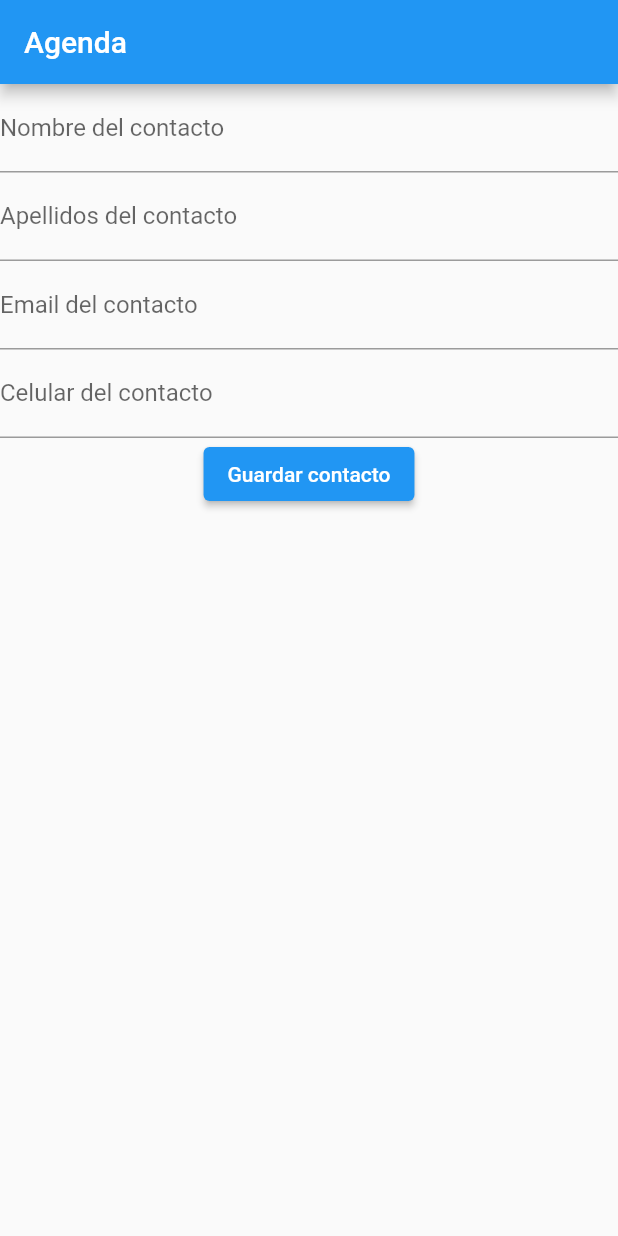
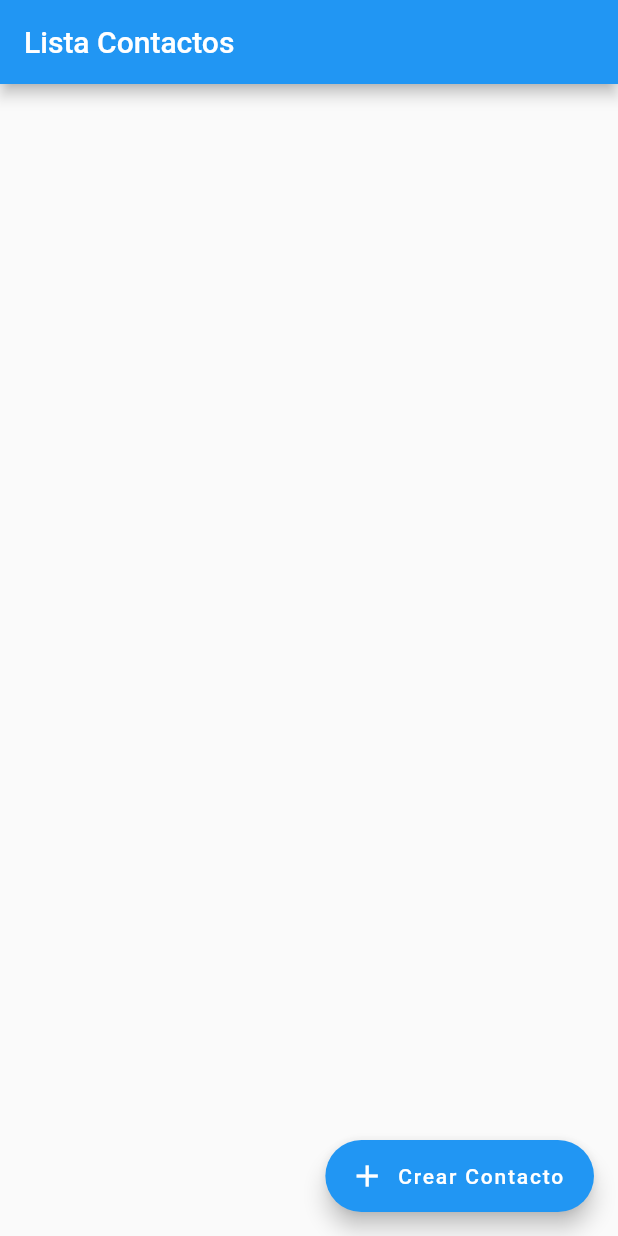
Before and after one commit to nvelezunilasallista/agenda, a Flutter app: the screen it shows after launch, on a phone screen of 412 x 824 dp. Run offline on Flutter 3.47's test engine with Material 2 defaults, Android fonts, the phone set to English and light mode, and no system bars; our stand-ins replace sqflite; accounts and stored records are empty.

```diff
--- /dev/null
+++ b/lib/contactModel.dart
@@ -0,0 +1,26 @@
+import 'dart:convert';
+
+class ContactModel{
+    String id = "";
+    String nombre = "";
+    String apellidos = "";
+    String email = "";
+    String telefono = "";
+
+    ContactModel(Map jsonResponse){
+      this.id = jsonResponse["_id"];
+      this.nombre  = jsonResponse["nombre"];
+      this.apellidos  = jsonResponse["apellidos"];
+      this.email  = jsonResponse["email"];
+      this.telefono  = jsonResponse["telefono"];
+    }
+
+    ContactModel.fromValues(String nombre, String apellidos, String email, String telefono){
+      this.id = "";
+      this.nombre  = nombre;
+      this.apellidos  = apellidos;
+      this.email  = email;
+      this.telefono  = telefono;
+    }
+
+}
--- /dev/null
+++ b/lib/contactProvider.dart
@@ -0,0 +1,52 @@
+import 'dart:io';
+
+import 'package:agenda/contactModel.dart';
+import 'package:agenda/contactResponseModel.dart';
+import 'package:path_provider/path_provider.dart';
+import 'package:path/path.dart';
+import 'package:sqflite/sqflite.dart';
+
+class ContactProviderDB{
+
+  Database? db;
+
+  ContactProviderDB();
+
+  init() async{
+    Directory applicationDirectory =
+                        await getApplicationDocumentsDirectory();
+
+    var fullPath = join(applicationDirectory.path, "Contacts.db");
+
+    this.db = await openDatabase(fullPath, onCreate: (Database newDb, int version){
+      return newDb.execute("""
+      CREATE TABLE Contactos(
+        _id TEXT,
+        nombre TEXT,
+        apellidos TEXT,
+        email TEXT,
+        telefono TEXT);
+      """);
+    }, version: 1);
+  }
+
+  agregarContacto(ContactModel contacto) async{
+    await this.db!.rawInsert("""
+      INSERT INTO Contactos(_id, nombre, apellidos, email, telefono)
+      VALUES (?,?,?,?,?)
+    """,[contacto.id, contacto.nombre, contacto.apellidos, contacto.email, contacto.telefono]);
+  }
+
+  Future<ContactResponseModel> obtenerContactos() async{
+    var results = await this.db!.rawQuery("""
+     SELECT * FROM Contactos ORDER BY nombre, apellidos
+     """);
+
+    ContactResponseModel response = ContactResponseModel.fromDB(results);
+
+    return response;
+  }
+
+
+
+}
--- /dev/null
+++ b/lib/contactResponseModel.dart
@@ -0,0 +1,21 @@
+import 'dart:convert';
+
+import 'package:agenda/contactModel.dart';
+
+class ContactResponseModel{
+
+  List<ContactModel> listaContactos = <ContactModel>[];
+
+  ContactResponseModel.empty(){
+    this.listaContactos = List.empty();
+  }
+
+  ContactResponseModel.fromDB(List<Map> resultadosQuery){
+    for (int i = 0; i < resultadosQuery.length; i++){
+      var resultado = resultadosQuery[i];
+      ContactModel contacto = ContactModel(resultado);
+      this.listaContactos.add(contacto);
+    }
+  }
+
+}
--- a/lib/list.dart
+++ b/lib/list.dart
@@ -0,0 +1,61 @@
+import 'package:agenda/contactCard.dart';
+import 'package:agenda/contactModel.dart';
+import 'package:agenda/contactProvider.dart';
+import 'package:agenda/contactResponseModel.dart';
+import 'package:flutter/material.dart';
+
+class ListPage extends StatefulWidget{
+  @override
+  State<StatefulWidget> createState(){
+    return _ListPage();
+  }
+}
+
+class _ListPage extends State<ListPage>{
+  List<Widget> listadoContactos = <Widget>[];
+
+  @override
+  Widget build (BuildContext context){
+    obtenerContactos();
+    return Scaffold(
+        appBar: AppBar(title: Text("Lista Contactos")),
+        body: Center(
+            child: ListView(children: [
+              Column(
+                crossAxisAlignment: CrossAxisAlignment.stretch,
+                children: this.listadoContactos,
+              ),
+            ])),
+        floatingActionButton: FloatingActionButton.extended(
+            onPressed: () {
+              Navigator.pushNamed(context, "/create");
+            },
+            label: Text("Crear Contacto"),
+            icon: Icon(Icons.add)));
+  }
+
+  obtenerContactos() async{
+
+    ContactProviderDB provider = ContactProviderDB();
+
+    await provider.init();
+
+    ContactResponseModel response = await provider.obtenerContactos();
+
+    List<Widget> contactosACargar = <Widget>[];
+
+    for (int i = 0 ; i < response.listaContactos.length; i++){
+      Widget wd = ContactCard(
+          response.listaContactos[i].nombre + response.listaContactos[i].apellidos,
+          response.listaContactos[i].telefono,
+          response.listaContactos[i].email);
+      contactosACargar.add(wd);
+    }
+    setState(() {
+      this.listadoContactos = contactosACargar;
+    });
+
+  }
+
+
+}
--- a/lib/main.dart
+++ b/lib/main.dart
@@ -1,9 +1,10 @@
 import 'package:agenda/creation.dart';
+import 'package:agenda/list.dart';
 import 'package:flutter/material.dart';
 
 void main() {
   runApp( MaterialApp( routes: {
-    "/": (BuildContext context) => CreateContactPage(),
-    // "/list": (BuildContext context) => ContactListPage(),
+    "/create": (BuildContext context) => CreateContactPage(),
+    "/": (BuildContext context) => ListPage(),
   }));
 }
--- a/pubspec.yaml
+++ b/pubspec.yaml
@@ -28,6 +28,10 @@ environment:
 # the latest version available on pub.dev. To see which dependencies have newer
 # versions available, run `flutter pub outdated`.
 dependencies:
+  connectivity_plus: "^2.0.2"
+  http: ^0.13.3
+  sqflite:
+  path_provider:
   flutter:
     sdk: flutter
 
```
Also changed, not shown: lib/contactCard.dart (added, +33 -0 lines), lib/creation.dart (+16 -2 lines), pubspec.lock.
